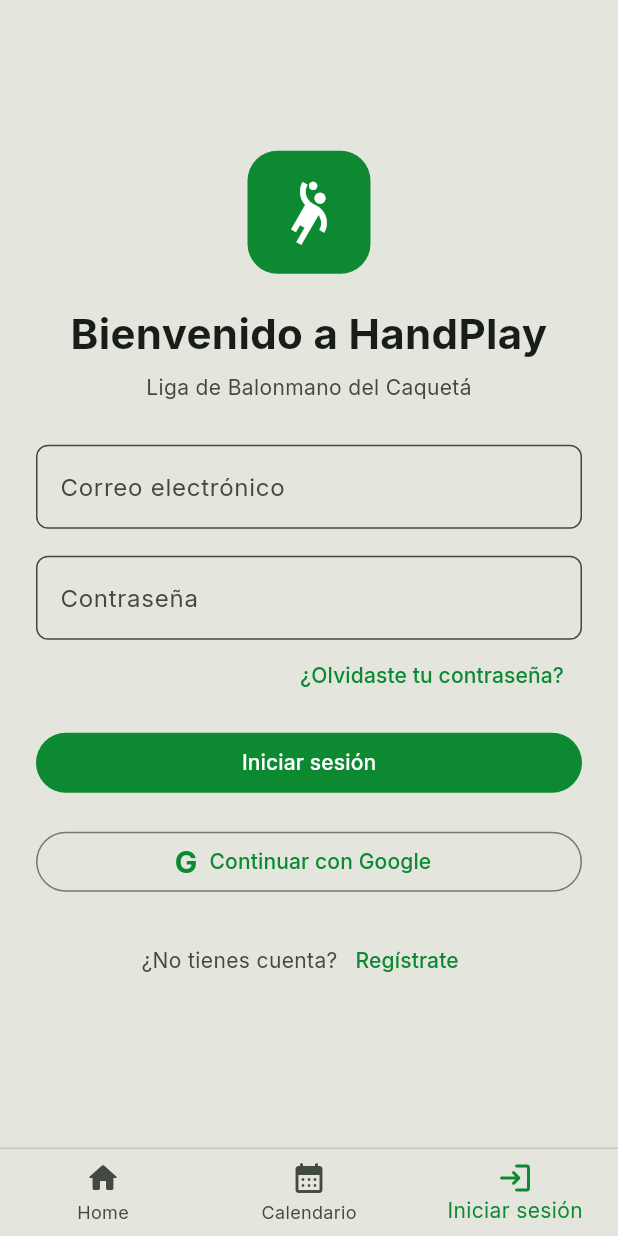
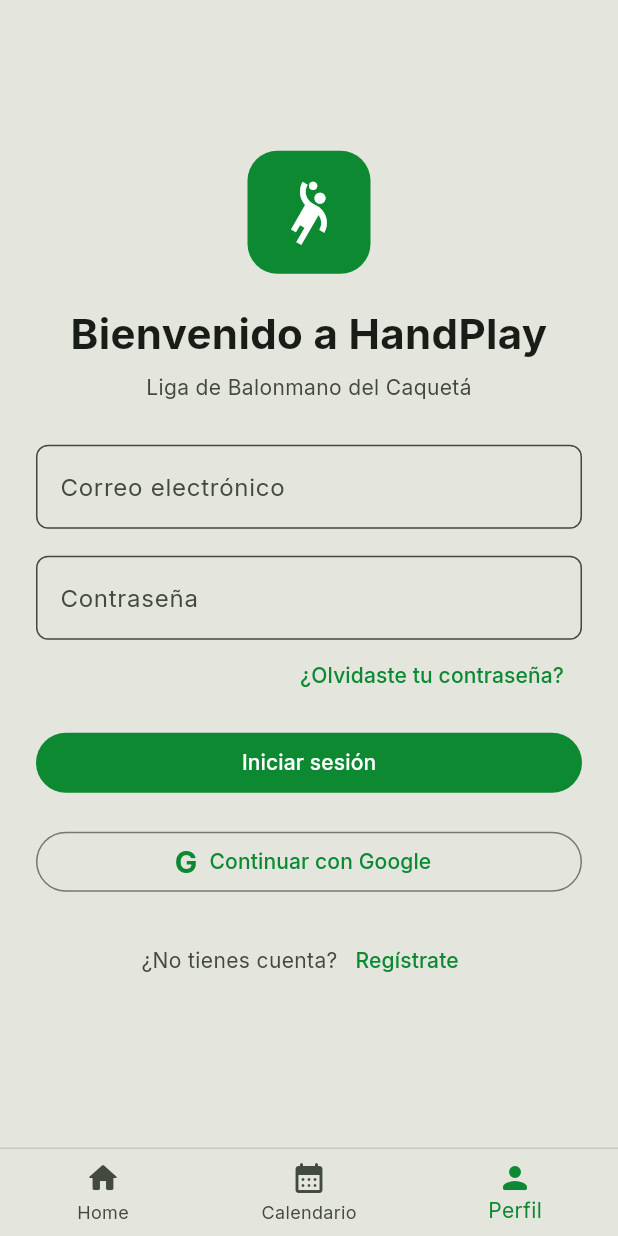
Before and after one commit to tatiana1104/handplay_demo, a Flutter app: the LoginScreen screen opened by its route, on a phone screen of 412 x 824 dp. Run offline on Flutter 3.47's test engine with Material 3 defaults, Android fonts, the phone set to English and light mode, and no system bars; our stand-ins replace cloud_firestore, dartz, equatable, firebase_auth, firebase_core, firebase_messaging and 5 more; accounts and stored records are empty.

Commit message:
Stabilize banner navigation across roles and screens

```diff
--- a/lib/shared/widgets/app_bottom_navigation_bar.dart
+++ b/lib/shared/widgets/app_bottom_navigation_bar.dart
@@ -34,8 +34,10 @@ class AppBottomNavigationBar extends StatelessWidget {
     final colorScheme = Theme.of(context).colorScheme;
     final authState = context.watch<AuthBloc>().state;
     final authUser = authState is AuthAuthenticated ? authState.user : null;
-    final hasAuthenticatedSession = authUser != null && isAuthenticated && !authUser.roles.any((role) => role == 'publico' || role == 'public');
-    final effectiveAdmin = hasAuthenticatedSession && (isAdmin || authUser.roles.any((role) => role == 'admin' || role == 'admin_liga'));
+    final normalizedRoles = authUser?.roles.map((role) => role.trim().toLowerCase()).toSet() ?? const <String>{};
+    final isPublicRole = normalizedRoles.contains('publico') || normalizedRoles.contains('public') || normalizedRoles.contains('público');
+    final hasAuthenticatedSession = authUser != null && !isPublicRole;
+    final effectiveAdmin = hasAuthenticatedSession && (isAdmin || normalizedRoles.contains('admin') || normalizedRoles.contains('admin_liga'));
 
     return Container(
       decoration: BoxDecoration(
@@ -58,11 +60,7 @@ class AppBottomNavigationBar extends StatelessWidget {
 
             switch (index) { // Navegación por defecto a las rutas definidas en `RouteNames` según el índice del elemento tocado en la barra de navegación inferior
               case 0:
-                final navigator = Navigator.of(context);
-                if (navigator.canPop()) navigator.popUntil((route) => route.isFirst);
-                WidgetsBinding.instance.addPostFrameCallback((_) {
-                  if (context.mounted) GoRouter.of(context).go(RouteNames.home);
-                });
+                GoRouter.of(context).go(RouteNames.home);
                 break;
               case 1:
                 Navigator.of(context).push(MaterialPageRoute(builder: (_) => const CalendarScreen()));
```
Also changed, not shown: 1 other file.
